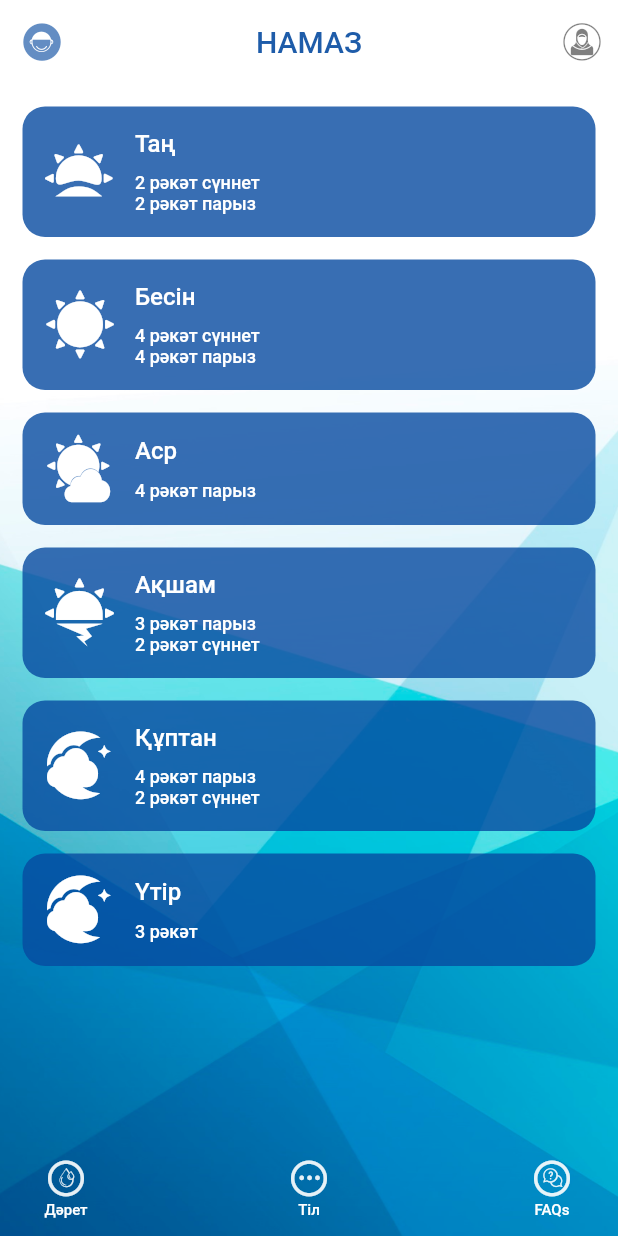
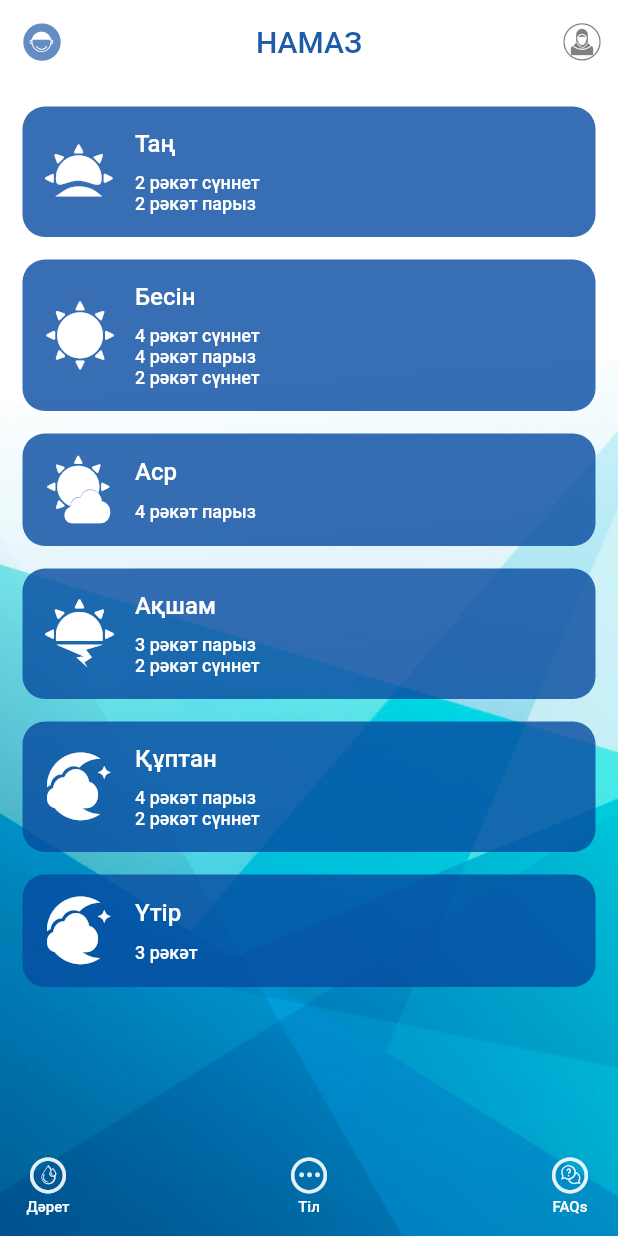
Before and after one commit to Urgut/namoz, a Flutter app: the screen it shows after launch, on a phone screen of 412 x 824 dp. Run offline on Flutter 3.47's test engine with Material 2 defaults, Android fonts, the light colour scheme and no system bars; our stand-ins replace assets_audio_player, dio, flutter_bloc, flutter_html, get_it, percent_indicator and 1 more.

Commit message:
text fixed

```diff
--- /dev/null
+++ b/lib/core/services/app-config.service.dart
@@ -0,0 +1,3 @@
+class AppConfig {
+  String gender = "man";
+}
--- a/lib/features/home/data/datasources/namaz-general-local-data.dart
+++ b/lib/features/home/data/datasources/namaz-general-local-data.dart
@@ -25,6 +25,7 @@ class NamazGeneralLocalData {
         namazs: [
           NamazTypeListData.fourRakaatSunna,
           NamazTypeListData.fourRakaatParyz,
+          NamazTypeListData.twoRakaatSunna
         ],
       ),
     );
--- a/lib/features/home/presentation/pages/home/home.page.dart
+++ b/lib/features/home/presentation/pages/home/home.page.dart
@@ -1,5 +1,6 @@
 import 'package:flutter/material.dart';
 import 'package:flutter_bloc/flutter_bloc.dart';
+import 'package:namazapp/core/services/app-config.service.dart';
 import 'package:namazapp/core/store/settings/gender-bloc.dart';
 import 'package:namazapp/core/store/settings/gender-events.dart';
 import 'package:namazapp/core/store/settings/gender-state.dart';
@@ -8,6 +9,7 @@ import 'package:namazapp/features/home/bloc/sections-state.dart';
 import 'package:namazapp/features/home/presentation/widgets/main-menu/main-menu.dart';
 import 'package:namazapp/features/home/presentation/widgets/namaz-list/namaz-list.dart';
 import 'package:namazapp/localization.dart';
+import 'package:namazapp/locator.dart';
 import 'package:namazapp/shared/fonts/namaz_fonts.dart';
 import 'package:namazapp/shared/theme.dart';
 import 'package:namazapp/shared/widgets/empty.dart';
@@ -81,6 +83,8 @@ class _HomePageState extends State<HomePage> {
               context
                   .bloc<GenderBloc>()
                   .add(UpdateGenderEvent(gender: 'woman'));
+
+              locator<AppConfig>().gender = "woman";
             }),
       ],
       leading: IconButton(
@@ -93,6 +97,8 @@ class _HomePageState extends State<HomePage> {
           ),
           onPressed: () {
             context.bloc<GenderBloc>().add(UpdateGenderEvent(gender: 'man'));
+
+            //locator<AppConfig>().gender = "man";
           }),
     );
   }
--- a/lib/features/home/presentation/widgets/main-menu/main-menu.dart
+++ b/lib/features/home/presentation/widgets/main-menu/main-menu.dart
@@ -1,4 +1,5 @@
 import 'package:flutter/material.dart';
+import 'package:namazapp/core/services/navigation.service.dart';
 import 'package:namazapp/features/home/data/datasources/menu-local-data.dart';
 import 'package:namazapp/features/home/data/models/menu-item.model.dart';
 import 'package:namazapp/localization.dart';
@@ -13,6 +14,8 @@ class MainMenu extends StatefulWidget {
 }
 
 class _MainMenuState extends State<MainMenu> {
+  NavigationService _navService = locator<NavigationService>();
+
   @override
   Widget build(BuildContext context) {
     return FutureBuilder(
@@ -37,7 +40,7 @@ class _MainMenuState extends State<MainMenu> {
 
   Widget buildContent(List<MenuItemModel> data) {
     return Container(
-      height: 50,
+      height: 60,
       child: Row(
         mainAxisAlignment: MainAxisAlignment.spaceBetween,
         children: [
@@ -50,8 +53,10 @@ class _MainMenuState extends State<MainMenu> {
   }
 
   Widget buildMenuItem(MenuItemModel m) {
-    return FlatButton(
-      onPressed: () {},
+    return TextButton(
+      onPressed: () {
+        this.onGo(m.route);
+      },
       child: Container(
         child: Column(
           children: [
@@ -80,4 +85,8 @@ class _MainMenuState extends State<MainMenu> {
           ),
         ),
       );
+
+  onGo(String url) {
+    return _navService.navigateTo(url);
+  }
 }
--- a/lib/features/namaz/data/parts/rukuh_back/rukuh-back-part.dart
+++ b/lib/features/namaz/data/parts/rukuh_back/rukuh-back-part.dart
@@ -3,13 +3,13 @@ import 'package:namazapp/features/namaz/data/interfaces/part-iterface.dart';
 class RukuhBackPart implements IPart {
   String title = 'Рукуғтан қайту';
   String description =
-      '<div><p>Рукуғтан тұрып бара жатып: &laquo;Сәми&rsquo; Аллаһу лимән хамидаһ&raquo; дейді (имам дауыстап айтады)</p><p>Денесін туралаған кезде &laquo;Раббәнә уә ләкәл-хамд&raquo; дейді.</p></div>';
+      '<div><p>Рукуғтан тұрып бара жатып: <strong>&laquo;Сәми&rsquo; Аллаһу лимән хамидаһ&raquo;</strong> дейді</p><p>Денесін туралаған кезде <strong>&laquo;Раббәнә уә ләкәл-хамд&raquo;</strong> дейді.</p></div>';
   String image = '';
   String audio = "";
   String transcript =
       "<p>Сәми&rsquo; Аллаһу лимән хамидаһ</p><p>Раббәнә уә ләкәл-хамд</p>";
   String translation =
       "<p>&laquo;Алла өзін мадақтаған жанның мадағын естиді&raquo;</p><p>&laquo;Уа, Раббымыз, мақтау-мадақ тек Саған тән&raquo;</p>";
-  String arabic = "<p>سمع الله لمن حميده</p><p>ربنا (و) لك الحمد</p>";
+  String arabic = "<p>سمع الله لمن حميده</p><p>ربنا و لك الحمد</p>";
   String rakaatName = "";
 }
--- a/lib/features/namaz/data/parts/rukuh_go/rukuh-go-part.dart
+++ b/lib/features/namaz/data/parts/rukuh_go/rukuh-go-part.dart
@@ -3,7 +3,7 @@ import 'package:namazapp/features/namaz/data/interfaces/part-iterface.dart';
 class RukuhGoPart implements IPart {
   String title = 'Рукуғқа бару';
   String description =
-      'Қиямнан рукуғқа бара жатып «Аллаһу Акбар» дейді (имам жамағаттың еститініндей дауыстайды). Рукуғқа тұрғанда: «Субхана Раббиял-‘Азим» деп 3 рет іштей айтады';
+      'Қиямнан рукуғқа бара жатып «Аллаһу Акбар» дейді. Рукуғқа тұрғанда: «Субхана Раббиял-‘Азим» деп 3 рет іштей айтады';
   String image = '';
   String audio = 'rukuh.mp3';
   String transcript =
--- a/lib/features/namaz/data/parts/sajde_first/sajde-first-part.dart
+++ b/lib/features/namaz/data/parts/sajde_first/sajde-first-part.dart
@@ -3,7 +3,7 @@ import 'package:namazapp/features/namaz/data/interfaces/part-iterface.dart';
 class SajdeFirstPart implements IPart {
   String title = 'Сәждеге бару';
   String description =
-      '<p>Сәждеге бара жатып &laquo;Аллаһу Акбар&raquo; дейді (имам дайыстайды)</p><p>Сәждеге барғанда екі тізе, екі алақан, мұрын мен маңдай жерге тиген кезде &laquo;Субхана Раббиял-а&rsquo;ла&raquo; деп 3 рет айтады.</p>';
+      '<p>Содан соң &laquo;Аллаһу Акбар&raquo; деп сәждеге барады</p><p>Сәждеге барғанда екі тізе, екі алақан, мұрын мен маңдай жерге тиген кезде &laquo;Субхана Раббиял-а&rsquo;ла&raquo; деп 3 рет айтады.</p>';
   String image = '';
   String audio = "";
   String transcript =
--- a/lib/features/namaz/data/parts/sura_asr/part-sura-asr-part.dart
+++ b/lib/features/namaz/data/parts/sura_asr/part-sura-asr-part.dart
@@ -1,7 +1,7 @@
 import 'package:namazapp/features/namaz/data/interfaces/part-iterface.dart';
 
 class PartSuraAsrPart implements IPart {
-  String title = 'Қосымша сүре';
+  String title = 'Қосымша сүре(Аср сүресі)';
   String description = '';
   String image = '';
   String audio = "asr.mp3";
--- a/lib/features/namaz/data/parts/sura_fatiha/part-sura-fatiha.dart
+++ b/lib/features/namaz/data/parts/sura_fatiha/part-sura-fatiha.dart
@@ -7,9 +7,9 @@ class PartSuraFatiha implements IPart {
   String audio = "fatiha.mp3";
 
   String transcript =
-      '<div>Фатиха сүресі</div><p>(1) Әлхәмду лилләһи раббил-&lsquo;аләмиин<br />(2) Әр-рахманир-рахиим<br />(3) Мәлики йәумид-диин<br />(4) Иййәкә нә&lsquo;буду уәиййәкә нәстә&lsquo;иин<br />(5) Иһдинәс-сирәатал-мустақиим<br />(6) Сиратал-ләз̃иинә ән&lsquo;амтә &lsquo;аләйһим<br />(7) Ғайрил-мәғдууби &lsquo;аләйһим уәләддаллиин</p>';
+      '<p>(1) Әлхәмду лилләһи раббил-&lsquo;аләмиин<br/>(2) Әр-рахманир-рахиим<br />(3) Мәлики йәумид-диин<br />(4) Иййәкә нә&lsquo;буду уәиййәкә нәстә&lsquo;иин<br />(5) Иһдинәс-сирәатал-мустақиим<br />(6) Сиратал-ләз̃иинә ән&lsquo;амтә &lsquo;аләйһим<br />(7) Ғайрил-мәғдууби &lsquo;аләйһим уәләддаллиин</p>';
   String translation =
-      "<div>Сура &laquo;Аль-Фатиха&raquo;</div><p>Аса қамқор, ерекше мейірімді Алланың атымен бастаймын. (1) Барлық мақтау бүкіл әлемнің Раббы Аллаға тән. (2) Аса қамқор, ерекше мейірімді. (3) Қиямет күнінің иесі. (4) Саған ғана құлшылық қыламыз, әрі Сенен ғана жәрдем тілейміз! (5) Бізді тура жолға сала көр! (6) Нығметке бөленгендеріңнің жолына! Ашуға ұшырағандардың және адасқандардың жолына емес! (7)</p>";
+      "<p>(1) Барлық мақтау бүкіл әлемнің Раббы Аллаға тән.<br/> (2) Аса қамқор, ерекше мейірімді.<br/> (3) Қиямет күнінің иесі.<br/> (4) Саған ғана құлшылық қыламыз, әрі Сенен ғана жәрдем тілейміз!<br/> (5) Бізді тура жолға сала көр!<br/> (6) Нығметке бөленгендеріңнің жолына! Ашуға ұшырағандардың және адасқандардың жолына емес!</p>";
   String arabic =
       "<p>الْحَمْدُ لِلَّـهِ رَبِّ الْعَالَمِينَ<br />الرَّحْمَـٰنِ الرَّحِيمِ<br />مَالِكِ يَوْمِ الدِّينِ<br />إِيَّاكَ نَعْبُدُ وَإِيَّاكَ نَسْتَعِينُ<br />اهْدِنَا الصِّرَاطَ الْمُسْتَقِيمَ<br />صِرَاطَ الَّذِينَ أَنْعَمْتَ عَلَيْهِمْ<br />غَيْرِ الْمَغْضُوبِ عَلَيْهِمْ وَلَا الضَّالِّينَ</p>";
   String rakaatName = "";
--- a/lib/features/namaz/presentations/pages/namaz-general.page.dart
+++ b/lib/features/namaz/presentations/pages/namaz-general.page.dart
@@ -203,7 +203,9 @@ class _NamazGeneralPageState extends State<NamazGeneralPage> {
       child: Container(
         child: Column(children: [
           SizedBox(height: 10),
-          PartImage(image: 'assets/images/namaz/man/kiyam.png'),
+          PartImage(
+              image:
+                  'assets/images/namaz/${this.widget.params['gender']}/kiyam.png'),
           SizedBox(height: 10),
           Container(
             child: Text(
--- a/lib/locator.dart
+++ b/lib/locator.dart
@@ -1,4 +1,5 @@
 import 'package:get_it/get_it.dart';
+import 'package:namazapp/core/services/app-config.service.dart';
 import 'package:namazapp/core/services/navigation.service.dart';
 import 'package:namazapp/features/home/data/datasources/menu-local-data.dart';
 import 'package:namazapp/features/home/data/datasources/namaz-general-local-data.dart';
@@ -8,6 +9,7 @@ final locator = GetIt.instance;
 
 Future<void> init() async {
   // Services
+  locator.registerLazySingleton(() => AppConfig());
   locator.registerLazySingleton(() => NavigationService());
   locator.registerLazySingleton(() => MenuLocalData());
   locator.registerLazySingleton(() => NamazGeneralLocalData());
```
Also changed, not shown: lib/features/home/data/datasources/menu-local-data.dart (+4 -3 lines), lib/features/home/presentation/widgets/namaz-list/namaz-list.dart (+9 -1 lines), lib/main.dart (+0 -17 lines).
